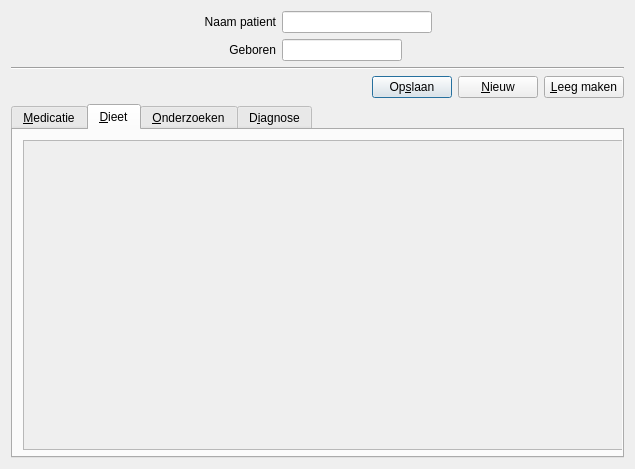
Before: the Qt Designer form src/carereport/views/formhandle.ui in Mholscher/carereport, drawn with Qt 5.
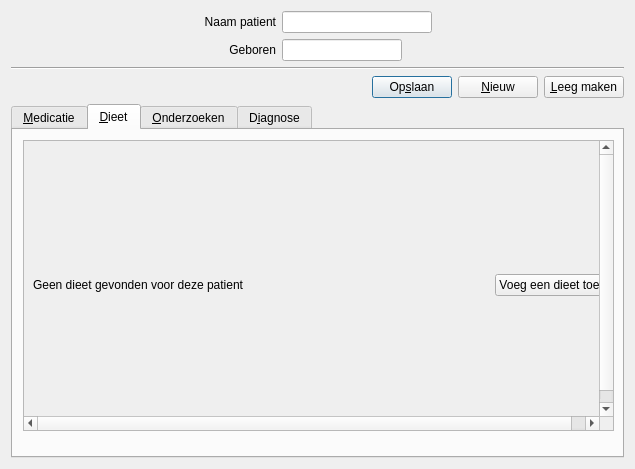
After: the same form once the commit is applied.

Diff of the .ui file:
```diff
--- a/src/carereport/views/formhandle.ui
+++ b/src/carereport/views/formhandle.ui
@@ -237,7 +237,7 @@
      </widget>
      <widget class="QWidget" name="dieetTab">
       <property name="sizePolicy">
-       <sizepolicy hsizetype="Expanding" vsizetype="Expanding">
+       <sizepolicy hsizetype="Ignored" vsizetype="Ignored">
         <horstretch>1</horstretch>
         <verstretch>1</verstretch>
        </sizepolicy>
@@ -253,15 +253,21 @@
         <rect>
          <x>10</x>
          <y>10</y>
-         <width>609</width>
-         <height>310</height>
+         <width>591</width>
+         <height>291</height>
         </rect>
        </property>
-       <property name="sizePolicy">
-        <sizepolicy hsizetype="Expanding" vsizetype="Expanding">
-         <horstretch>0</horstretch>
-         <verstretch>0</verstretch>
-        </sizepolicy>
+       <property name="minimumSize">
+        <size>
+         <width>591</width>
+         <height>291</height>
+        </size>
+       </property>
+       <property name="verticalScrollBarPolicy">
+        <enum>Qt::ScrollBarAlwaysOn</enum>
+       </property>
+       <property name="horizontalScrollBarPolicy">
+        <enum>Qt::ScrollBarAlwaysOn</enum>
        </property>
        <property name="sizeAdjustPolicy">
         <enum>QAbstractScrollArea::AdjustToContents</enum>
@@ -269,33 +275,62 @@
        <property name="widgetResizable">
         <bool>true</bool>
        </property>
+       <property name="alignment">
+        <set>Qt::AlignLeading|Qt::AlignLeft|Qt::AlignTop</set>
+       </property>
        <widget class="QWidget" name="scrollAreaWidgetContents">
         <property name="geometry">
          <rect>
           <x>0</x>
           <y>0</y>
-          <width>607</width>
-          <height>308</height>
+          <width>589</width>
+          <height>289</height>
          </rect>
         </property>
         <property name="sizePolicy">
-         <sizepolicy hsizetype="MinimumExpanding" vsizetype="MinimumExpanding">
-          <horstretch>2</horstretch>
-          <verstretch>2</verstretch>
+         <sizepolicy hsizetype="Expanding" vsizetype="Expanding">
+          <horstretch>1</horstretch>
+          <verstretch>1</verstretch>
          </sizepolicy>
         </property>
         <property name="minimumSize">
          <size>
           <width>589</width>
-          <height>269</height>
+          <height>289</height>
          </size>
         </property>
-        <layout class="QVBoxLayout" name="verticalLayout_3">
+        <layout class="QVBoxLayout" name="verticalLayout_2">
+         <property name="sizeConstraint">
+          <enum>QLayout::SetDefaultConstraint</enum>
+         </property>
          <item>
-          <layout class="QVBoxLayout" name="verticalLayoutDiet">
-           <property name="sizeConstraint">
-            <enum>QLayout::SetDefaultConstraint</enum>
-           </property>
+          <layout class="QHBoxLayout" name="horizontalLayout">
+           <item>
+            <widget class="QLabel" name="label">
+             <property name="sizePolicy">
+              <sizepolicy hsizetype="Preferred" vsizetype="Fixed">
+               <horstretch>0</horstretch>
+               <verstretch>0</verstretch>
+              </sizepolicy>
+             </property>
+             <property name="text">
+              <string>Geen dieet gevonden voor deze patient</string>
+             </property>
+            </widget>
+           </item>
+           <item>
+            <widget class="QPushButton" name="pushButton">
+             <property name="sizePolicy">
+              <sizepolicy hsizetype="Fixed" vsizetype="Fixed">
+               <horstretch>0</horstretch>
+               <verstretch>0</verstretch>
+              </sizepolicy>
+             </property>
+             <property name="text">
+              <string>Voeg een dieet toe</string>
+             </property>
+            </widget>
+           </item>
           </layout>
          </item>
         </layout>
```
